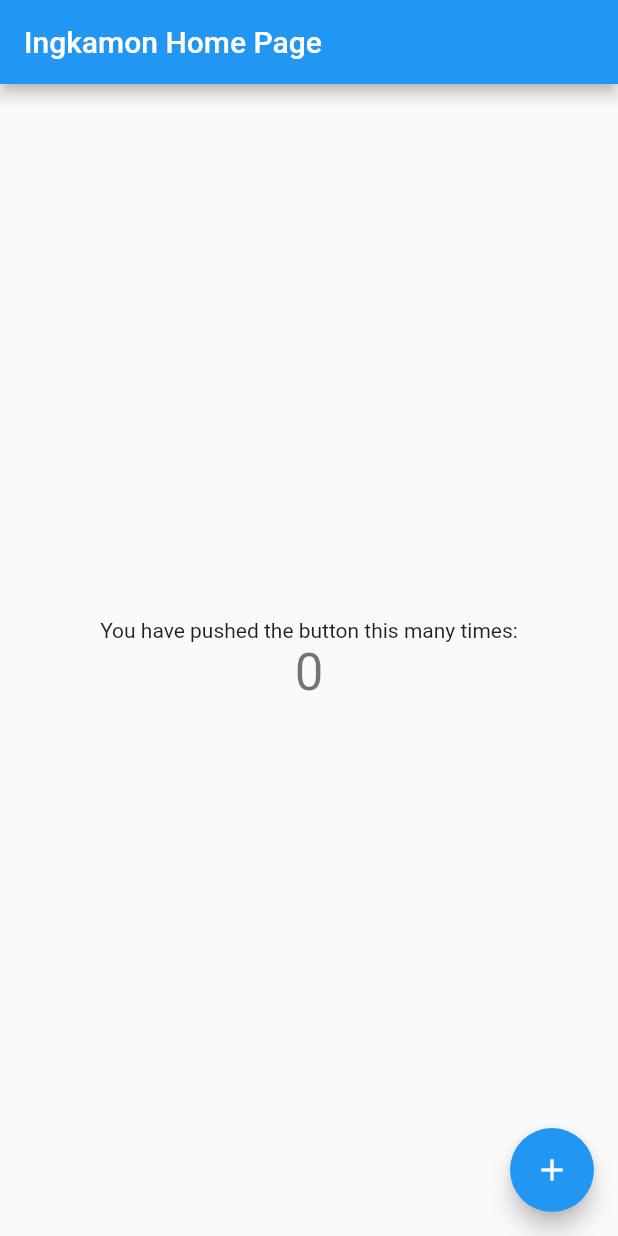
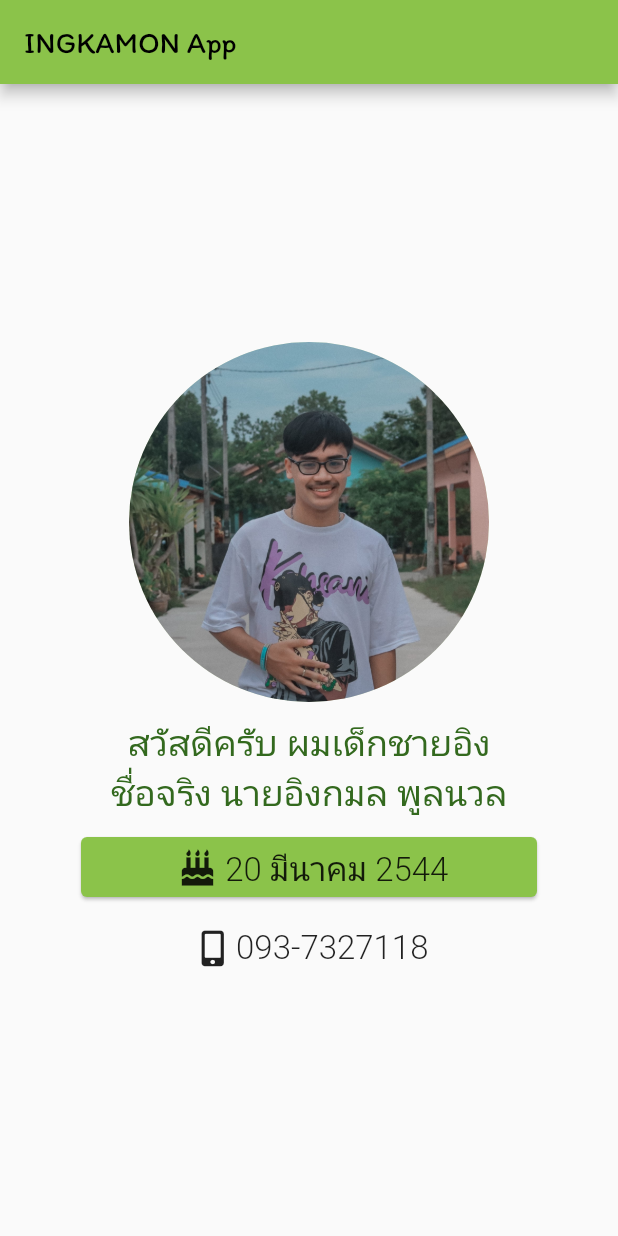
Before and after one commit to INGIGNGINGNI/firstflutter_130, a Flutter app: the screen it shows after launch, on a phone screen of 412 x 824 dp. Run offline on Flutter 3.47's test engine with Material 2 defaults, Android fonts, the phone set to English and light mode, and no system bars; our stand-ins replace font_awesome_flutter, google_fonts; Roboto replaces fonts that are missing (Itim).

Commit message:
update 15/12/64

```diff
--- a/lib/main.dart
+++ b/lib/main.dart
@@ -1,115 +1,21 @@
+import 'package:firstflutter/pages/homepage.dart';
 import 'package:flutter/material.dart';
 
 void main() {
-  runApp(const MyApp());
+  runApp(MyApp());
 }
 
 class MyApp extends StatelessWidget {
   const MyApp({Key? key}) : super(key: key);
-
-  // This widget is the root of your application.
   @override
   Widget build(BuildContext context) {
     return MaterialApp(
-      title: 'Flutter Demo',
+      title: 'My First Flutter',
       theme: ThemeData(
-        // This is the theme of your application.
-        //
-        // Try running your application with "flutter run". You'll see the
-        // application has a blue toolbar. Then, without quitting the app, try
-        // changing the primarySwatch below to Colors.green and then invoke
-        // "hot reload" (press "r" in the console where you ran "flutter run",
-        // or simply save your changes to "hot reload" in a Flutter IDE).
-        // Notice that the counter didn't reset back to zero; the application
-        // is not restarted.
-        primarySwatch: Colors.blue,
+        primarySwatch: Colors.lightGreen,
+        fontFamily: 'Itim Regular',
       ),
-      home: const MyHomePage(title: 'Ingkamon Home Page'),
+      home: MyHomePage(),
     );
   }
 }
-
-class MyHomePage extends StatefulWidget {
-  const MyHomePage({Key? key, required this.title}) : super(key: key);
-
-  // This widget is the home page of your application. It is stateful, meaning
-  // that it has a State object (defined below) that contains fields that affect
-  // how it looks.
-
-  // This class is the configuration for the state. It holds the values (in this
-  // case the title) provided by the parent (in this case the App widget) and
-  // used by the build method of the State. Fields in a Widget subclass are
-  // always marked "final".
-
-  final String title;
-
-  @override
-  State<MyHomePage> createState() => _MyHomePageState();
-}
-
-class _MyHomePageState extends State<MyHomePage> {
-  int _counter = 0;
-
-  void _incrementCounter() {
-    setState(() {
-      // This call to setState tells the Flutter framework that something has
-      // changed in this State, which causes it to rerun the build method below
-      // so that the display can reflect the updated values. If we changed
-      // _counter without calling setState(), then the build method would not be
-      // called again, and so nothing would appear to happen.
-      _counter++;
-    });
-  }
-
-  @override
-  Widget build(BuildContext context) {
-    // This method is rerun every time setState is called, for instance as done
-    // by the _incrementCounter method above.
-    //
-    // The Flutter framework has been optimized to make rerunning build methods
-    // fast, so that you can just rebuild anything that needs updating rather
-    // than having to individually change instances of widgets.
-    return Scaffold(
-      appBar: AppBar(
-        // Here we take the value from the MyHomePage object that was created by
-        // the App.build method, and use it to set our appbar title.
-        title: Text(widget.title),
-      ),
-      body: Center(
-        // Center is a layout widget. It takes a single child and positions it
-        // in the middle of the parent.
-        child: Column(
-          // Column is also a layout widget. It takes a list of children and
-          // arranges them vertically. By default, it sizes itself to fit its
-          // children horizontally, and tries to be as tall as its parent.
-          //
-          // Invoke "debug painting" (press "p" in the console, choose the
-          // "Toggle Debug Paint" action from the Flutter Inspector in Android
-          // Studio, or the "Toggle Debug Paint" command in Visual Studio Code)
-          // to see the wireframe for each widget.
-          //
-          // Column has various properties to control how it sizes itself and
-          // how it positions its children. Here we use mainAxisAlignment to
-          // center the children vertically; the main axis here is the vertical
-          // axis because Columns are vertical (the cross axis would be
-          // horizontal).
-          mainAxisAlignment: MainAxisAlignment.center,
-          children: <Widget>[
-            const Text(
-              'You have pushed the button this many times:',
-            ),
-            Text(
-              '$_counter',
-              style: Theme.of(context).textTheme.headline4,
-            ),
-          ],
-        ),
-      ),
-      floatingActionButton: FloatingActionButton(
-        onPressed: _incrementCounter,
-        tooltip: 'Increment',
-        child: const Icon(Icons.add),
-      ), // This trailing comma makes auto-formatting nicer for build methods.
-    );
-  }
-}
--- /dev/null
+++ b/lib/pages/homepage.dart
@@ -0,0 +1,113 @@
+import 'package:flutter/material.dart';
+import 'package:font_awesome_flutter/font_awesome_flutter.dart';
+import 'package:google_fonts/google_fonts.dart';
+
+class MyHomePage extends StatelessWidget {
+  const MyHomePage({Key? key}) : super(key: key);
+  @override
+  Widget build(BuildContext context) {
+    return Scaffold(
+      appBar: AppBar(
+        title: Text("INGKAMON App"),
+      ),
+      body: Center(
+        child: Column(
+          mainAxisAlignment: MainAxisAlignment.center,
+          children: [
+            image(),
+            nickname(),
+            firstname(),
+            birthday(),
+            telephone(),
+          ],
+        ),
+      ),
+    );
+  }
+
+  Widget image() {
+    return Padding(
+      padding: const EdgeInsets.fromLTRB(0, 0, 0, 10),
+      child: CircleAvatar(
+        radius: 120,
+        backgroundImage: AssetImage('images/profile.jpg'),
+      ),
+    );
+  }
+  // Widget image() {
+  //   return Padding(
+  //     padding: const EdgeInsets.fromLTRB(0, 0, 0, 10),
+  //     child: Image.asset(
+  //       'images/profile.jpg',
+  //       width: 350,
+  //     ),
+  //   );
+  // }
+
+  Row telephone() {
+    return Row(
+      mainAxisAlignment: MainAxisAlignment.center,
+      children: [
+        Padding(
+          padding: const EdgeInsets.all(8.0),
+          child: FaIcon(FontAwesomeIcons.mobileAlt),
+        ),
+        Text(
+          '093-7327118',
+          style: GoogleFonts.itim(
+            fontSize: 22,
+            fontWeight: FontWeight.w300,
+          ),
+        ),
+      ],
+    );
+  }
+
+  Widget birthday() {
+    return Container(
+      // margin: const EdgeInsets.symmetric(horizontal: 40.0),
+      margin: const EdgeInsets.fromLTRB(50, 10, 50, 10),
+      child: Card(
+        color: Colors.lightGreen,
+        child: Row(
+          mainAxisAlignment: MainAxisAlignment.center,
+          children: [
+            Padding(
+              padding: const EdgeInsets.all(8.0),
+              child: FaIcon(FontAwesomeIcons.birthdayCake),
+            ),
+            Text(
+              '20 มีนาคม 2544',
+              style: GoogleFonts.itim(
+                fontSize: 22,
+                fontWeight: FontWeight.w300,
+              ),
+            ),
+          ],
+        ),
+      ),
+    );
+  }
+
+  Text firstname() {
+    return Text(
+      'ชื่อจริง นายอิงกมล พูลนวล',
+      style: GoogleFonts.itim(
+        color: Colors.lightGreen[900],
+        fontSize: 24,
+        fontWeight: FontWeight.w300,
+      ),
+    );
+  }
+
+  Text nickname() {
+    return Text(
+      'สวัสดีครับ ผมเด็กชายอิง',
+      style: GoogleFonts.itim(
+        color: Colors.lightGreen[900],
+        fontSize: 24,
+        fontWeight: FontWeight.w300,
+      ),
+    );
+  }
+}
```
Also changed, not shown: pubspec.yaml (+17 -12 lines), fonts/Itim-Regular.ttf (added), fonts/Mali-Bold.ttf (added), fonts/Mali-BoldItalic.ttf (added), fonts/Mali-ExtraLight.ttf (added), fonts/Mali-ExtraLightItalic.ttf (added), fonts/Mali-Italic.ttf (added), fonts/Mali-Light.ttf (added), fonts/Mali-LightItalic.ttf (added), fonts/Mali-Medium.ttf (added), fonts/Mali-MediumItalic.ttf (added), fonts/Mali-Regular.ttf (added), fonts/Mali-SemiBold.ttf (added), fonts/Mali-SemiBoldItalic.ttf (added), 2 more files.
